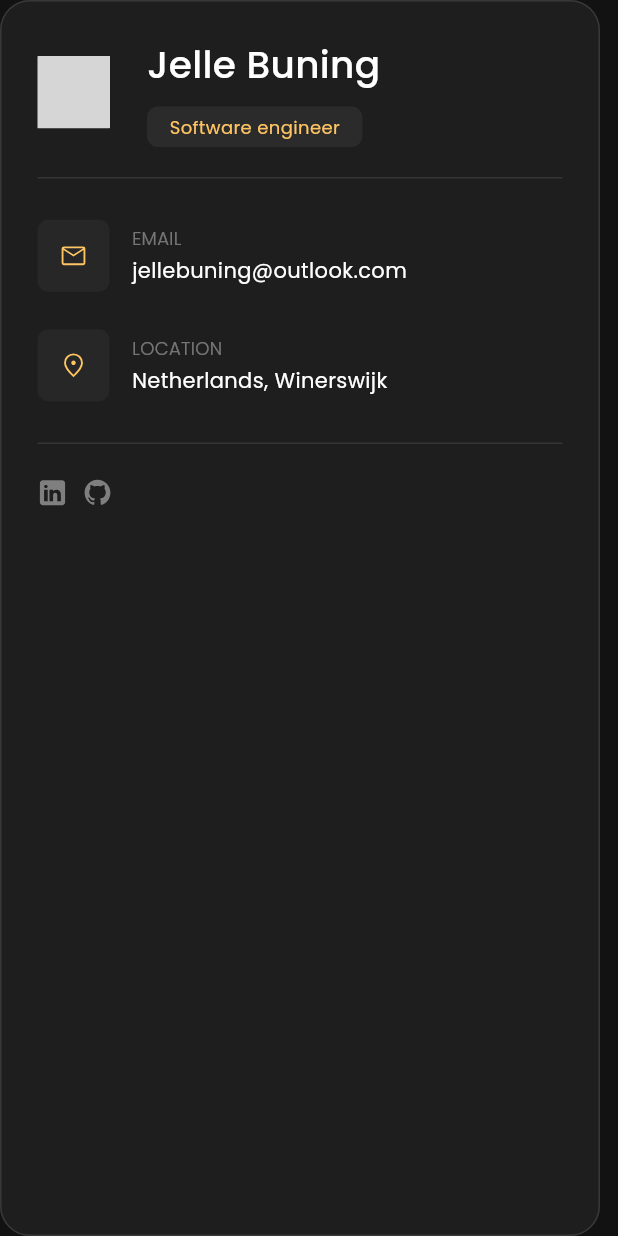
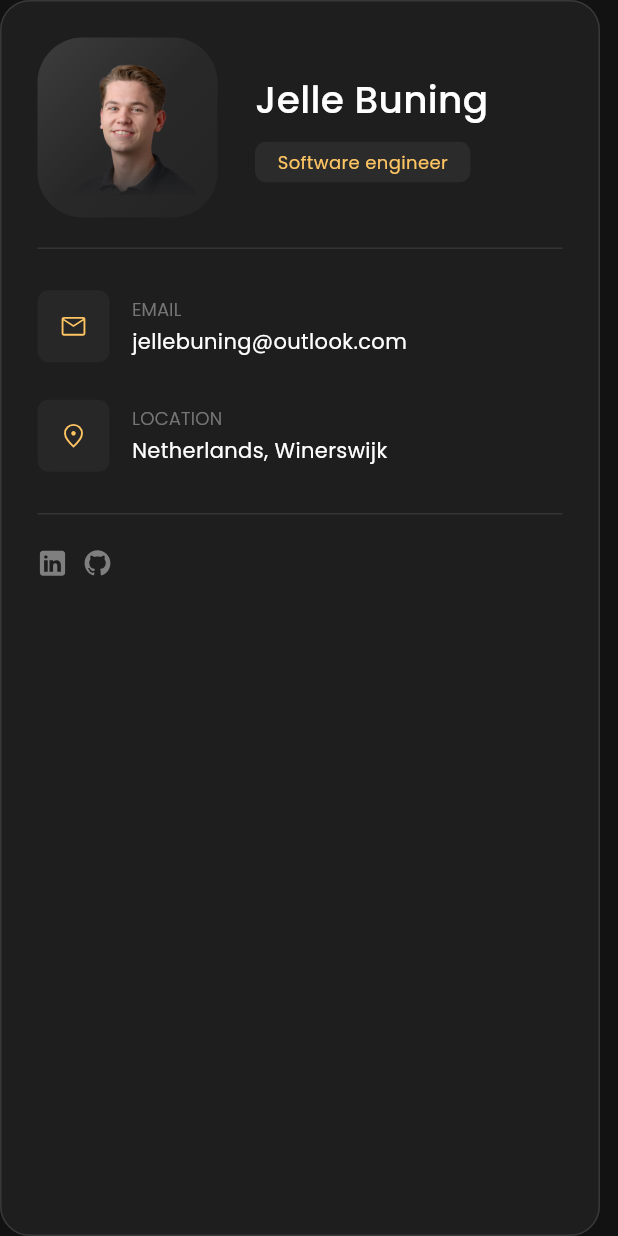
Before and after one commit to JelleBuning/portfolio, a Flutter app: the ContactCard widget shown alone on an empty page, opened directly with empty values, on a phone screen of 412 x 824 dp. Run offline on Flutter 3.47's test engine with Material 3 defaults, Android fonts, the phone set to English and light mode, and no system bars; our stand-ins replace flutter_svg; missing offline and left inert: dart:html; grey boxes are pictures that could not be loaded.

Commit message:
updated some details

```diff
--- a/lib/app/contact_card.dart
+++ b/lib/app/contact_card.dart
@@ -1,7 +1,4 @@
 import 'package:flutter/material.dart';
-import 'package:flutter_flip_card/controllers/flip_card_controllers.dart';
-import 'package:flutter_flip_card/flipcard/flip_card.dart';
-import 'package:flutter_flip_card/modal/flip_side.dart';
 import 'package:portfolio/app/widgets/avatar_card.dart';
 import 'package:portfolio/app/widgets/icon_url.dart';
 import 'package:portfolio/app/widgets/url_information.dart';
@@ -19,8 +16,6 @@ class ContactCard extends StatefulWidget {
 }
 
 class _ContactCardState extends State<ContactCard> {
-  final controller = FlipCardController();
-
   @override
   Widget build(BuildContext context) {
     return Card(
@@ -54,6 +49,7 @@ class _ContactCardState extends State<ContactCard> {
                       title: 'Email',
                       description: 'jellebuning@outlook.com',
                       uri: Uri.parse('mailto:jellebuning@outlook.com'),
+                      newTab: false,
                     ),
                     UrlInformation(
                       asset: 'images/location.svg',
@@ -102,15 +98,7 @@ class _ContactCardState extends State<ContactCard> {
       mainAxisAlignment: MainAxisAlignment.start,
       crossAxisAlignment: CrossAxisAlignment.center,
       children: [
-        FlipCard(
-          rotateSide: RotateSide.left,
-          onTapFlipping: true,
-          axis: FlipAxis.vertical,
-          controller: controller,
-          frontWidget: AvatarCard(
-            child: Image.asset('images/memoji.png'),
-          ),
-          backWidget: AvatarCard(
+        AvatarCard(
           child: ShaderMask(
             shaderCallback: (rect) {
               return LinearGradient(
@@ -120,16 +108,15 @@ class _ContactCardState extends State<ContactCard> {
                   Colors.black,
                   Colors.black,
                   Colors.black,
-                    Colors.black,
+                  const Color.fromARGB(186, 0, 0, 0),
                   Colors.transparent,
                 ],
               ).createShader(Rect.fromLTRB(0, 0, rect.width, rect.height));
             },
             blendMode: BlendMode.dstIn,
             child: Padding(
-                padding: const EdgeInsets.fromLTRB(5, 10, 5, 5),
+              padding: const EdgeInsets.fromLTRB(2.5, 5, 2.5, 2.5),
               child: Image.asset('images/me.png'),
-              ),
             ),
           ),
         ),
--- a/lib/app/home_page.dart
+++ b/lib/app/home_page.dart
@@ -21,7 +21,8 @@ class _HomePageState extends State<HomePage> {
   Widget build(BuildContext context) {
     return Scaffold(
       body: RefreshIndicator(
-        onRefresh: () => Future.delayed(Duration(seconds: 1)),
+        onRefresh: () =>
+            Future.delayed(Duration(seconds: 1), () => setState(() {})),
         child: SingleChildScrollView(
           child: Padding(
             padding: const EdgeInsets.symmetric(horizontal: 20, vertical: 10),
--- a/lib/app/widgets/icon_url.dart
+++ b/lib/app/widgets/icon_url.dart
@@ -7,12 +7,14 @@ class IconUrl extends StatefulWidget {
     super.key,
     required this.asset,
     this.uri,
+    this.newTab = true,
     this.color,
     this.hoverColor,
     this.size = 20,
   });
 
   final Uri? uri;
+  final bool newTab;
   final String asset;
   final double size;
   final Color? color;
@@ -34,7 +36,10 @@ class _IconUrlState extends State<IconUrl> {
             focusColor: Colors.transparent,
             splashColor: Colors.transparent,
             splashFactory: null,
-            onTap: () => launchUrl(widget.uri!),
+            onTap: () => launchUrl(
+              widget.uri!,
+              webOnlyWindowName: widget.newTab ? '_blank' : '_self',
+            ),
             hoverColor: Colors.transparent,
             onHover: (value) {
               setState(() {
--- a/lib/app/widgets/url_information.dart
+++ b/lib/app/widgets/url_information.dart
@@ -9,12 +9,14 @@ class UrlInformation extends StatelessWidget {
     required this.title,
     required this.description,
     this.uri,
+    this.newTab = true,
   });
 
   final String asset;
   final String title;
   final String description;
   final Uri? uri;
+  final bool newTab;
 
   @override
   Widget build(BuildContext context) {
@@ -35,6 +37,7 @@ class UrlInformation extends StatelessWidget {
                   child: IconUrl(
                     asset: asset,
                     color: Theme.of(context).colorScheme.primary,
+                    newTab: newTab,
                     uri: uri,
                   )),
             ),
@@ -70,7 +73,8 @@ class UrlInformation extends StatelessWidget {
             splashColor: Colors.transparent,
             splashFactory: null,
             onTap: () => uri != null
-                ? launchUrl(uri!, webOnlyWindowName: '_self')
+                ? launchUrl(uri!,
+                    webOnlyWindowName: newTab ? '_blank' : '_self')
                 : null,
             hoverColor: Colors.transparent,
             child: Text(description),
--- a/pubspec.yaml
+++ b/pubspec.yaml
@@ -11,7 +11,6 @@ dependencies:
     sdk: flutter
   url_launcher: ^6.3.1
   flutter_svg: ^2.0.17
-  flutter_flip_card: ^0.0.6
 
 dev_dependencies:
   flutter_test:
```
Also changed, not shown: pubspec.lock. Lines whose indentation alone changed are shown as unchanged.
